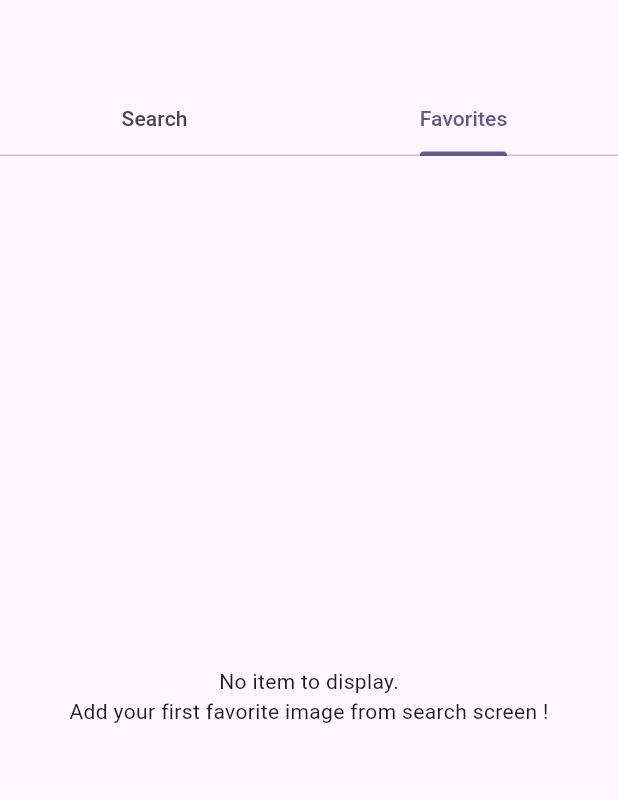
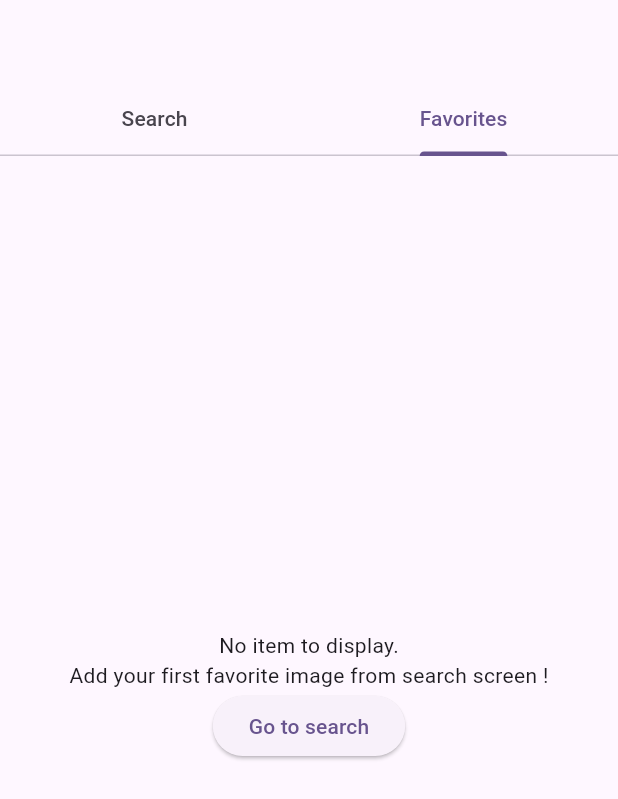
Before and after one commit to MeyerMathieu/CarbonIT-Image-Search, a Flutter app: the screen it shows after launch, tab 2 chosen, on a phone screen of 412 x 824 dp. Shown: the top 799 px of the screen. Run offline on Flutter 3.47's test engine with Material 3 defaults, Android fonts, the phone set to English and light mode, and no system bars; our stand-ins replace dio, equatable, get_it, hive_flutter; accounts and stored records are empty.

Commit message:
Add bonus : Go back to search when favorites are empty

```diff
--- a/lib/presentation/screens/favorites_screen.dart
+++ b/lib/presentation/screens/favorites_screen.dart
@@ -5,7 +5,9 @@ import 'package:carbon_it_images_search/presentation/view_models/favorites_scree
 import 'package:flutter/material.dart';
 
 class FavoritesScreen extends StatefulWidget {
-  const FavoritesScreen({super.key});
+  final Function() goToSearchTab;
+
+  const FavoritesScreen({super.key, required this.goToSearchTab});
 
   @override
   State<StatefulWidget> createState() => _FavoritesScreenState();
@@ -27,6 +29,7 @@ class _FavoritesScreenState extends State<FavoritesScreen> {
       builder: (BuildContext context, Widget? _) {
         return _Body(
           state: _viewModel.state,
+          goToSearch: widget.goToSearchTab,
           onFavoriteToggled: (ImageUiModel imageUiModel) {
             _viewModel.removeImageFromFavorites(imageUiModel: imageUiModel);
           },
@@ -38,9 +41,10 @@ class _FavoritesScreenState extends State<FavoritesScreen> {
 
 class _Body extends StatelessWidget {
   final FavoritesState state;
+  final Function() goToSearch;
   final Function(ImageUiModel imageUiModel) onFavoriteToggled;
 
-  const _Body({required this.state, required this.onFavoriteToggled});
+  const _Body({required this.state, required this.goToSearch, required this.onFavoriteToggled});
 
   @override
   Widget build(BuildContext context) {
@@ -50,7 +54,7 @@ class _Body extends StatelessWidget {
         onFavoriteToggled: onFavoriteToggled,
       ),
       FavoritesStateLoading _ => _Loading(),
-      FavoritesStateEmpty _ => _Empty(),
+      FavoritesStateEmpty _ => _Empty(goToSearch: goToSearch),
       FavoritesStateError errorState => _Error(message: errorState.errorMessage),
     };
   }
@@ -147,13 +151,20 @@ class _Loading extends StatelessWidget {
 }
 
 class _Empty extends StatelessWidget {
+  final Function() goToSearch;
+
+  const _Empty({required this.goToSearch});
+
   @override
   Widget build(BuildContext context) {
     return Center(
       child: Column(
         mainAxisAlignment: MainAxisAlignment.center,
-        children: [Text('No item to display.'), Text('Add your first favorite image from search screen !')],
-        // TODO : Bonus - Bouton redirect to searchScreen
+        children: [
+          Text('No item to display.'),
+          Text('Add your first favorite image from search screen !'),
+          ElevatedButton(onPressed: goToSearch, child: Text('Go to search')),
+        ],
       ),
     );
   }
--- a/lib/presentation/screens/home_screen.dart
+++ b/lib/presentation/screens/home_screen.dart
@@ -11,6 +11,7 @@ class HomeScreen extends StatefulWidget {
 
 class _HomeScreenState extends State<HomeScreen> with SingleTickerProviderStateMixin {
   late TabController _tabController;
+  static const _searchTabIndex = 0;
 
   @override
   void initState() {
@@ -22,7 +23,14 @@ class _HomeScreenState extends State<HomeScreen> with SingleTickerProviderStateM
   Widget build(BuildContext context) {
     return Scaffold(
       appBar: AppBar(bottom: TabBar(controller: _tabController, tabs: [Tab(text: 'Search'), Tab(text: 'Favorites')])),
-      body: TabBarView(controller: _tabController, children: [SearchScreen(), FavoritesScreen()]),
+      body: TabBarView(
+        controller: _tabController,
+        children: [SearchScreen(), FavoritesScreen(goToSearchTab: goToSearchTab)],
+      ),
     );
   }
+
+  void goToSearchTab() {
+    _tabController.index = _searchTabIndex;
+  }
 }
```
